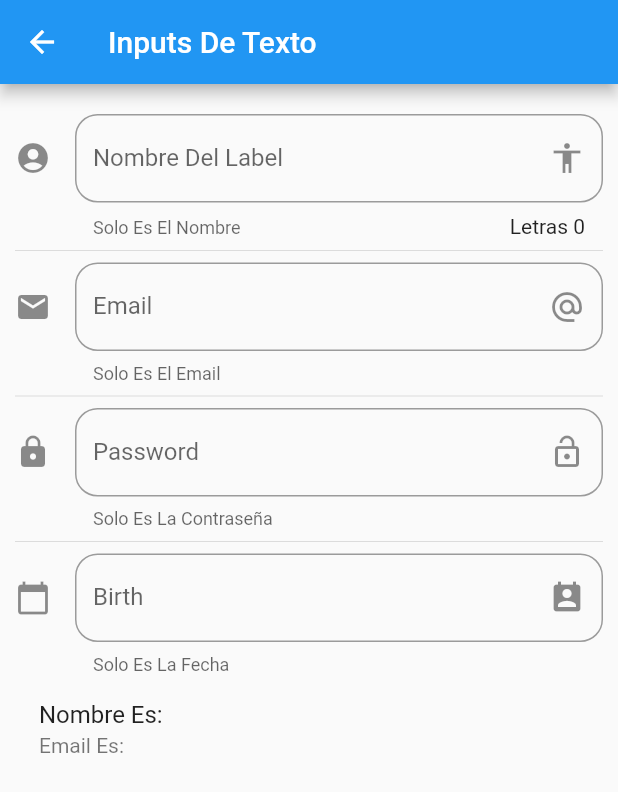
After one commit to DanielFernandoYepezVelez/02-Proyecto-Movil-Flutter-Componentes, a Flutter app: the screen it shows after launch, after a tap on "Inputs", on a phone screen of 412 x 824 dp. The commit adds this screen. Shown: the top 792 px of the screen. Run offline on Flutter 3.47's test engine with Material 2 defaults, Android fonts, the phone set to English and light mode, and no system bars; network calls fail.

Commit message:
Agregando El Manejo De Formularios En Flutter

```diff
--- a/data/menu_opts.json
+++ b/data/menu_opts.json
@@ -19,6 +19,11 @@
             "ruta": "animatedContainer",
             "icon": "donut_large",
             "texto": "Animated Container"
+        },
+        {
+            "ruta": "inputs",
+            "icon": "input",
+            "texto": "Inputs"
         }
     ]
 }
--- a/lib/main.dart
+++ b/lib/main.dart
@@ -1,4 +1,5 @@
 import 'package:flutter/material.dart';
+import 'package:flutter_localizations/flutter_localizations.dart';
 
 // import 'package:flutter_components/src/pages/alert_page.dart';
 // import 'package:flutter_components/src/pages/home_page.dart';
@@ -16,6 +17,17 @@ class MyApp extends StatelessWidget {
     // return MaterialApp(title: 'Material App', home: HomePageTemp());
     return MaterialApp(
       title: 'Material App',
+
+      /* Iternacionalización De Mi Aplicación (Idiomas) */
+      localizationsDelegates: [
+        GlobalMaterialLocalizations.delegate,
+        GlobalWidgetsLocalizations.delegate,
+      ],
+
+      supportedLocales: [
+        const Locale('en'), // Inglés
+        const Locale('es'), // Español
+      ],
       // home: HomePage();
       initialRoute: '/',
 
--- /dev/null
+++ b/lib/src/pages/input_page.dart
@@ -0,0 +1,132 @@
+import 'package:flutter/material.dart';
+
+class InputPage extends StatefulWidget {
+  @override
+  _InputPageState createState() => _InputPageState();
+}
+
+class _InputPageState extends State<InputPage> {
+  String _nombre = '';
+  String _email = '';
+  String _fecha = '';
+
+  /* Me Permite Mantener Una Relación Con La Caja De Texto,
+  Es Decir, Cambiar Sus Propiedades De Forma Dinámica En Otros Lugares
+  Asignar El Valor Al Campo Donde Se Defina Esta Propiedad */
+  TextEditingController _inputFieldDateController = new TextEditingController();
+
+  @override
+  Widget build(BuildContext context) {
+    return Scaffold(
+      appBar: AppBar(
+        title: Text('Inputs De Texto'),
+      ),
+      body: ListView(
+        padding: EdgeInsets.symmetric(horizontal: 10.0, vertical: 20.0),
+        children: [
+          _crearInput(),
+          Divider(),
+          _crearEmail(),
+          Divider(),
+          _crearPassword(),
+          Divider(),
+          _crearFecha(context),
+          _crearPersona()
+        ],
+      ),
+    );
+  }
+
+  Widget _crearInput() {
+    return TextField(
+      // autofocus: true,
+      textCapitalization: TextCapitalization.sentences,
+      decoration: InputDecoration(
+          border: OutlineInputBorder(borderRadius: BorderRadius.circular(15.0)),
+          counter: Text('Letras ${_nombre.length}'),
+          hintText: 'Nombre Persona',
+          labelText: 'Nombre Del Label',
+          helperText: 'Solo Es El Nombre',
+          suffixIcon: Icon(Icons.accessibility),
+          icon: Icon(Icons.account_circle)),
+      onChanged: (valorCajaTexto) {
+        setState(() {
+          _nombre = valorCajaTexto;
+        });
+      },
+    );
+  }
+
+  Widget _crearEmail() {
+    return TextField(
+      keyboardType: TextInputType.emailAddress,
+      decoration: InputDecoration(
+          border: OutlineInputBorder(borderRadius: BorderRadius.circular(15.0)),
+          labelText: 'Email',
+          hintText: 'Correo Eléctronico',
+          helperText: 'Solo Es El Email',
+          suffixIcon: Icon(Icons.alternate_email),
+          icon: Icon(Icons.email)),
+      onChanged: (valorCajaEmail) => setState(() => _email = valorCajaEmail),
+    );
+  }
+
+  Widget _crearPassword() {
+    return TextField(
+      obscureText: true,
+      decoration: InputDecoration(
+          border: OutlineInputBorder(borderRadius: BorderRadius.circular(15.0)),
+          labelText: 'Password',
+          hintText: 'Contraseña',
+          helperText: 'Solo Es La Contraseña',
+          suffixIcon: Icon(Icons.lock_open),
+          icon: Icon(Icons.lock)),
+      onChanged: (valorCajaEmail) => setState(() => _email = valorCajaEmail),
+    );
+  }
+
+  Widget _crearFecha(BuildContext context) {
+    return TextField(
+      controller: _inputFieldDateController,
+      enableInteractiveSelection: false,
+      decoration: InputDecoration(
+          border: OutlineInputBorder(borderRadius: BorderRadius.circular(15.0)),
+          labelText: 'Birth',
+          hintText: 'Fecha Nacimiento',
+          helperText: 'Solo Es La Fecha',
+          suffixIcon: Icon(Icons.perm_contact_calendar),
+          icon: Icon(Icons.calendar_today)),
+      onTap: () {
+        /* Para Que No Se Pueda Hacer Focus En Este Campo */
+        FocusScope.of(context).requestFocus(new FocusNode());
+        /* Le Mando El Contexto Para Que Flutter Sepa Donde Tiene Que Ubicar
+        lo Que Yo Voy A Poner De Forma Dinámica Sobre La Pantalla */
+        _selectDate(context);
+      },
+    );
+  }
+
+  void _selectDate(BuildContext context) async {
+    DateTime picked = await showDatePicker(
+        context: context,
+        initialDate: new DateTime.now(),
+        firstDate: DateTime(2018),
+        lastDate: new DateTime(2022),
+        locale: Locale('es', 'ES'));
+
+    if (picked != null) {
+      setState(() {
+        _fecha = picked.toString();
+        /* Aqui Asigno El Valor Del DatePicker Al Campo De Nacimiento*/
+        _inputFieldDateController.text = _fecha;
+      });
+    }
+  }
+
+  Widget _crearPersona() {
+    return ListTile(
+      title: Text('Nombre Es: $_nombre'),
+      subtitle: Text('Email Es: $_email'),
+    );
+  }
+}
--- a/lib/src/routes/routes.dart
+++ b/lib/src/routes/routes.dart
@@ -5,6 +5,7 @@ import 'package:flutter_components/src/pages/home_page.dart';
 import 'package:flutter_components/src/pages/alert_page.dart';
 import 'package:flutter_components/src/pages/avatar_page.dart';
 import 'package:flutter_components/src/pages/card_page.dart';
+import 'package:flutter_components/src/pages/input_page.dart';
 
 /* Aqui Le Digo A Mi Aplicación Que Rutas Dispone */
 Map<String, WidgetBuilder> getApplicationRoutes() {
@@ -14,5 +15,6 @@ Map<String, WidgetBuilder> getApplicationRoutes() {
     'avatar': (BuildContext context) => AvatarPage(),
     'card': (BuildContext context) => CardPage(),
     'animatedContainer': (BuildContext context) => AnimatedContainerPage(),
+    'inputs': (BuildContext context) => InputPage(),
   };
 }
--- a/lib/src/utils/icono_string_util.dart
+++ b/lib/src/utils/icono_string_util.dart
@@ -4,7 +4,8 @@ final Map<String, IconData> _icons = {
   'add_alert': Icons.add_alert,
   'accessibility': Icons.accessibility,
   'folder_open': Icons.folder_open,
-  'donut_large': Icons.donut_large
+  'donut_large': Icons.donut_large,
+  'input': Icons.input
 };
 
 Icon getIcon(String nombreIcono) {
--- a/pubspec.yaml
+++ b/pubspec.yaml
@@ -31,6 +31,9 @@ dependencies:
 
 dev_dependencies:
   flutter_test:
+    sdk: flutter
+
+  flutter_localizations:
     sdk: flutter
 
 # For information on the generic Dart part of this file, see the
```
Also changed, not shown: pubspec.lock.
